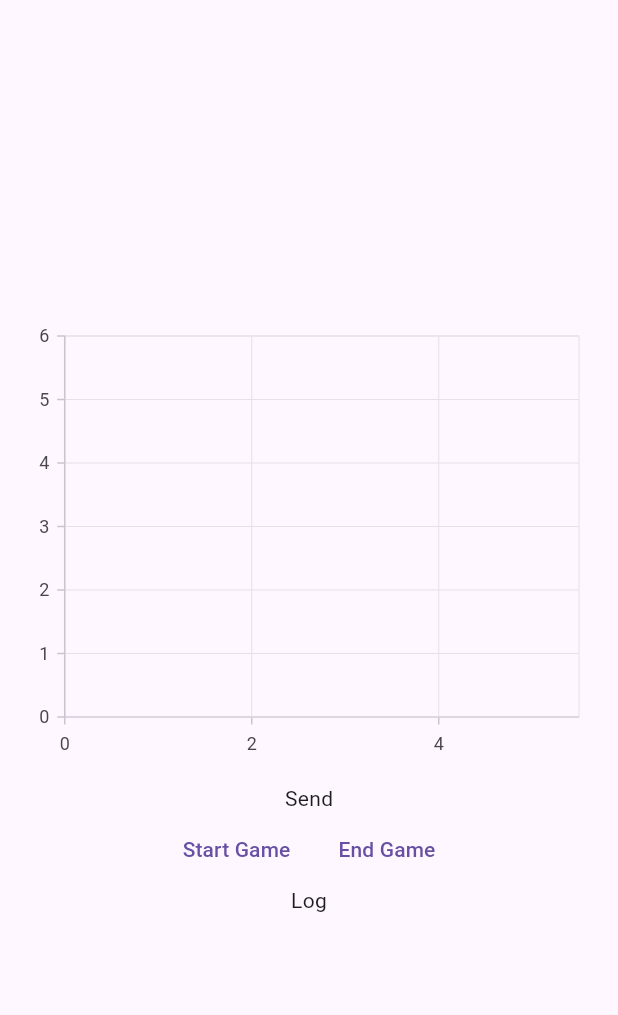
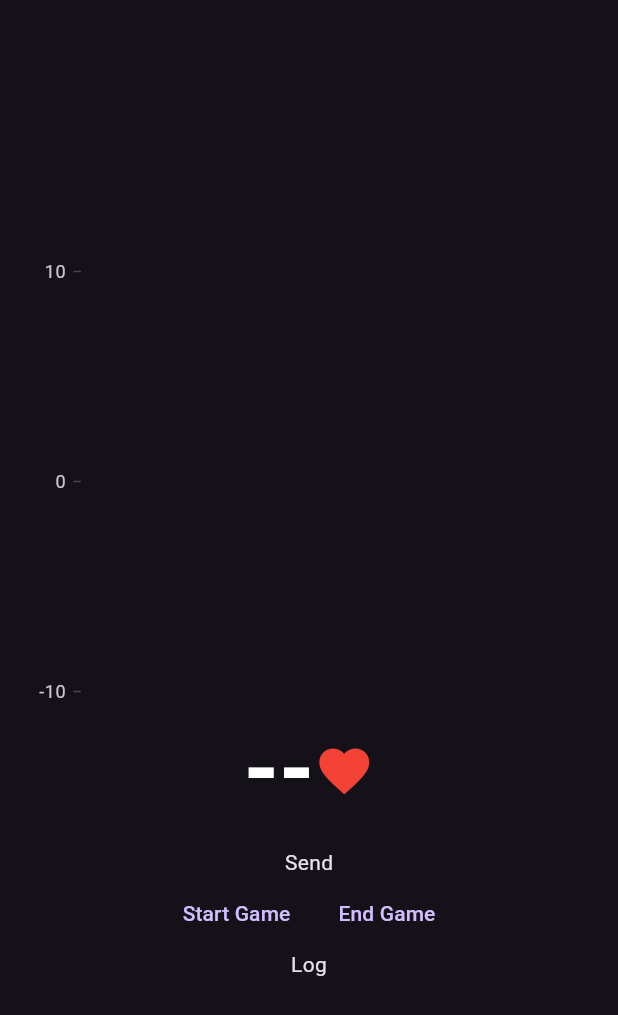
Before and after one commit to SrPhoenix/CM_fluterProject, a Flutter app: the screen it shows after launch, on a phone screen of 412 x 824 dp. Shown: the top 1015 px of the screen. Run offline on Flutter 3.47's test engine with Material 3 defaults, Android fonts, the light colour scheme and no system bars; our stand-ins replace audioplayers, cloud_firestore, firebase_core, go_router, shared_preferences, syncfusion_flutter_charts and 1 more; missing offline and left inert: nakama, watch_connectivity, wear_plus, workout; accounts and stored records are empty; generated files the repository leaves out were written again; Roboto replaces fonts that are missing (Raleway); statements that could not run were skipped.

Commit message:
cool graph, only show threshold and show current heart rate

```diff
--- a/hr_game/lib/main.dart
+++ b/hr_game/lib/main.dart
@@ -34,6 +34,9 @@ class _MyAppState extends State<MyApp> {
   var hearRateData = <double>[];
   var hearRateFullData = <double>[];
 
+  var startHeartRate = 0.0;
+  var currentHeartRate = 0.0;
+
   Timer? timer;
 
   @override
@@ -49,6 +52,14 @@ class _MyAppState extends State<MyApp> {
       // print("Len Data: ${hearRateData.length}");
       // print("Len FullData: ${hearRateFullData.length}");
       if (e["HeartRate"] != 0.0) {
+        if (startHeartRate == 0) {
+          setState(() {
+            startHeartRate = e["HeartRate"];
+          });
+        }
+        setState(() {
+          currentHeartRate = e["HeartRate"];
+        });
         hearRateFullData.add(e["HeartRate"]);
         hearRateData.add(e["HeartRate"]);
         if (hearRateData.length == 20) {
@@ -75,6 +86,7 @@ class _MyAppState extends State<MyApp> {
   @override
   Widget build(BuildContext context) {
     return MaterialApp(
+      theme: ThemeData.dark(),
       home: Scaffold(
         body: Center(
           child: SingleChildScrollView(
@@ -84,6 +96,31 @@ class _MyAppState extends State<MyApp> {
                 mainAxisAlignment: MainAxisAlignment.center,
                 children: [
                   SfCartesianChart(
+                    plotAreaBorderWidth: 0,
+                    primaryXAxis: const NumericAxis(
+                      isVisible: false,
+                    ),
+                    primaryYAxis: NumericAxis(
+                      majorGridLines: const MajorGridLines(width: 0),
+                      axisLine: const AxisLine(width: 0),
+                      interval: 10,
+                      minimum: startHeartRate - 10,
+                      maximum: startHeartRate + 10,
+                      plotBands: [
+                        PlotBand(
+                          start: startHeartRate - 10,
+                          end: startHeartRate - 10,
+                          borderColor: Colors.red,
+                          borderWidth: 4,
+                        ),
+                        PlotBand(
+                          start: startHeartRate + 10,
+                          end: startHeartRate + 10,
+                          borderColor: Colors.red,
+                          borderWidth: 4,
+                        ),
+                      ],
+                    ),
                     series: <LineSeries<double, int>>[
                       LineSeries<double, int>(
                         onRendererCreated: (ChartSeriesController controller) {
@@ -92,6 +129,28 @@ class _MyAppState extends State<MyApp> {
                         dataSource: hearRateData,
                         xValueMapper: (_, index) => index,
                         yValueMapper: (heartRate, _) => heartRate,
+                      ),
+                    ],
+                  ),
+                  Row(
+                    mainAxisAlignment: MainAxisAlignment.center,
+                    children: [
+                      Text(currentHeartRate != 0
+                      ? currentHeartRate.toString()
+                                  : "--",
+                        style: const TextStyle(
+                            fontSize: 60,
+                            color: Colors.white,
+                            fontWeight: FontWeight.bold,
+                            fontFamily: 'Raleway'),
+                      ),
+                      const SizedBox(
+                        height: 3,
+                      ),
+                      const Icon(
+                        Icons.favorite,
+                        color: Colors.red,
+                        size: 40,
                       ),
                     ],
                   ),
```
